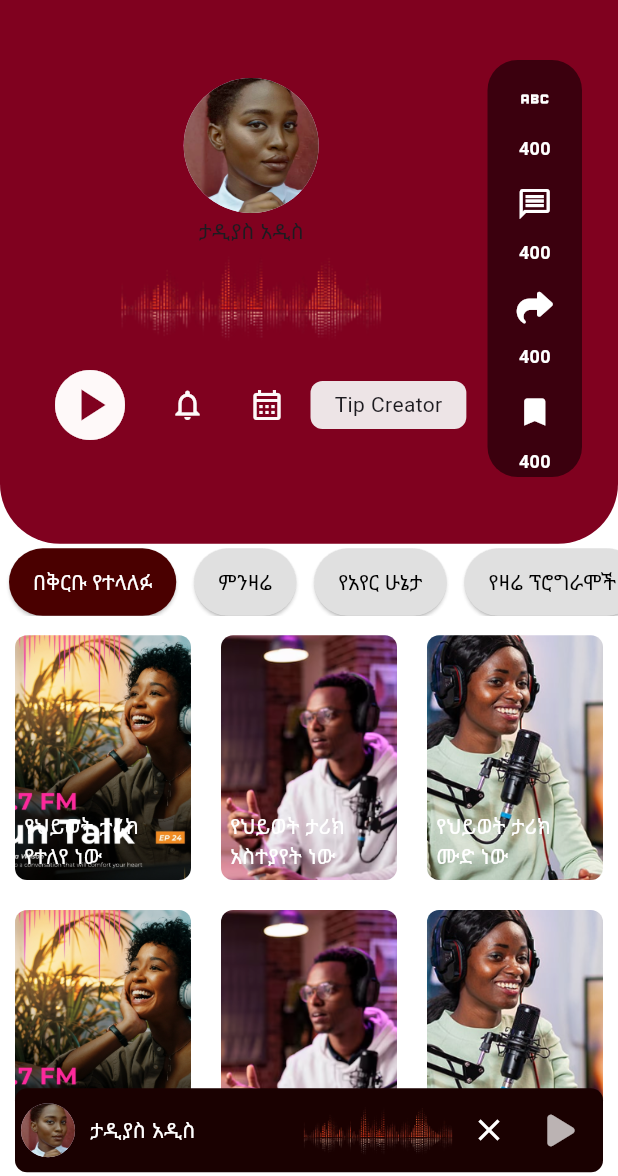
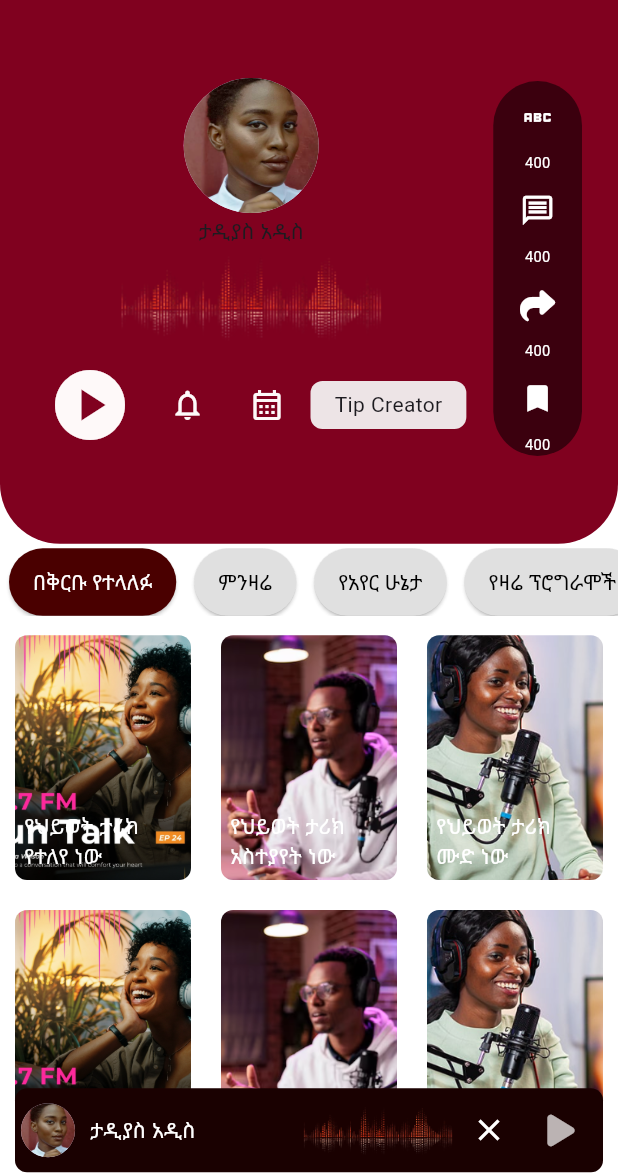
Before and after one commit to nathnael19/fm_radio, a Flutter app: the HomePage screen opened directly, on a phone screen of 412 x 824 dp, the part 60-1236 px from its top. Run offline on Flutter 3.47's test engine with Material 3 defaults, Android fonts, the phone set to English and light mode, and no system bars; our stand-ins replace flutter_screenutil, font_awesome_flutter, google_fonts, smooth_page_indicator.

Commit message:
making the side container responsive to the different sizes

```diff
--- a/lib/Home/components/side_contaier.dart
+++ b/lib/Home/components/side_contaier.dart
@@ -1,5 +1,6 @@
 import 'package:ethio_fm_radio/Home/components/side_container_icons.dart';
 import 'package:flutter/material.dart';
+import 'package:flutter_screenutil/flutter_screenutil.dart';
 import 'package:font_awesome_flutter/font_awesome_flutter.dart';
 
 class SideContainer extends StatelessWidget {
@@ -8,12 +9,12 @@ class SideContainer extends StatelessWidget {
   @override
   Widget build(BuildContext context) {
     return Container(
-      width: 300 * 0.21,
-      height: 285,
-      margin: EdgeInsets.symmetric(vertical: 16),
+      width: 56.w,
+      height: 256.h,
+      margin: EdgeInsets.symmetric(vertical: 16.h),
       decoration: BoxDecoration(
         color: Colors.black54,
-        borderRadius: BorderRadius.circular(20),
+        borderRadius: BorderRadius.circular(55.r),
       ),
       child: Column(
         mainAxisAlignment: MainAxisAlignment.spaceAround,
--- a/lib/Home/components/side_container_icons.dart
+++ b/lib/Home/components/side_container_icons.dart
@@ -1,4 +1,5 @@
 import 'package:flutter/material.dart';
+import 'package:flutter_screenutil/flutter_screenutil.dart';
 
 class SideContainerIcon extends StatelessWidget {
   final int number;
@@ -17,14 +18,14 @@ class SideContainerIcon extends StatelessWidget {
       children: [
         IconButton(
           onPressed: onTap,
-          icon: Icon(icon, size: 24, color: Colors.white),
+          icon: Icon(icon, size: 24.r, color: Colors.white),
         ),
         Text(
           number.toString(),
           style: TextStyle(
-            fontSize: 12,
+            fontSize: 10.sp,
             color: Colors.white,
-            fontWeight: FontWeight.w600,
+            fontWeight: FontWeight.w400,
           ),
         ),
       ],
--- a/pubspec.yaml
+++ b/pubspec.yaml
@@ -38,6 +38,7 @@ dependencies:
   font_awesome_flutter: ^10.8.0
   google_fonts: ^6.2.1
   path_provider: ^2.1.5
+  flutter_screenutil: ^5.9.3
 
 dev_dependencies:
   flutter_test:
```
Also changed, not shown: lib/main.dart (+14 -4 lines), pubspec.lock.
